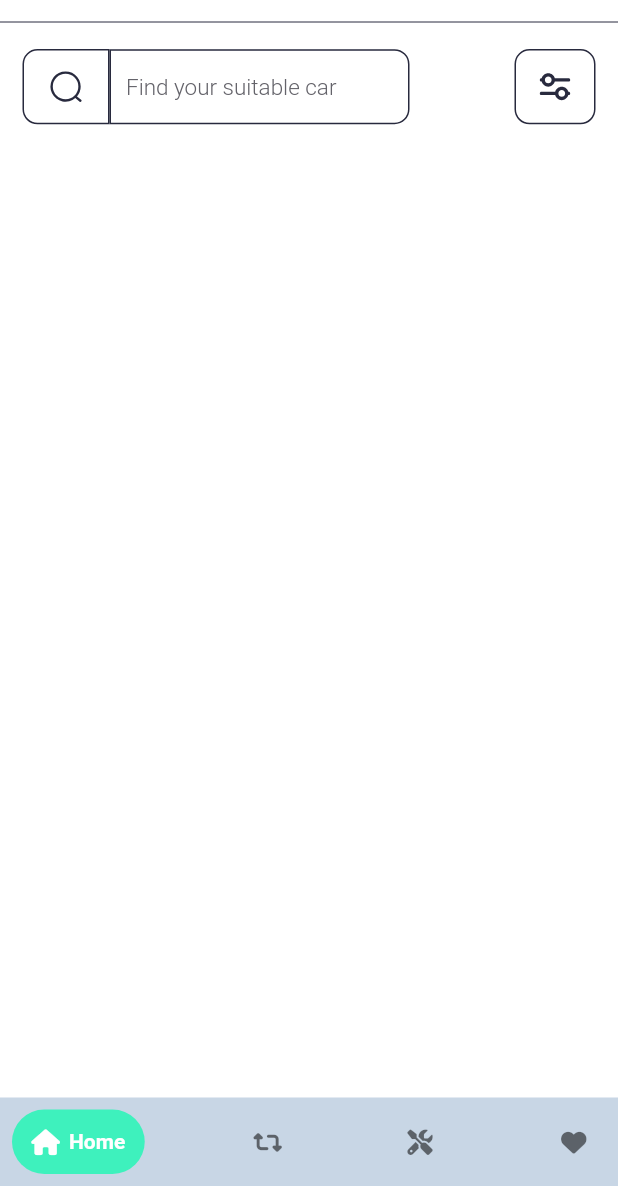
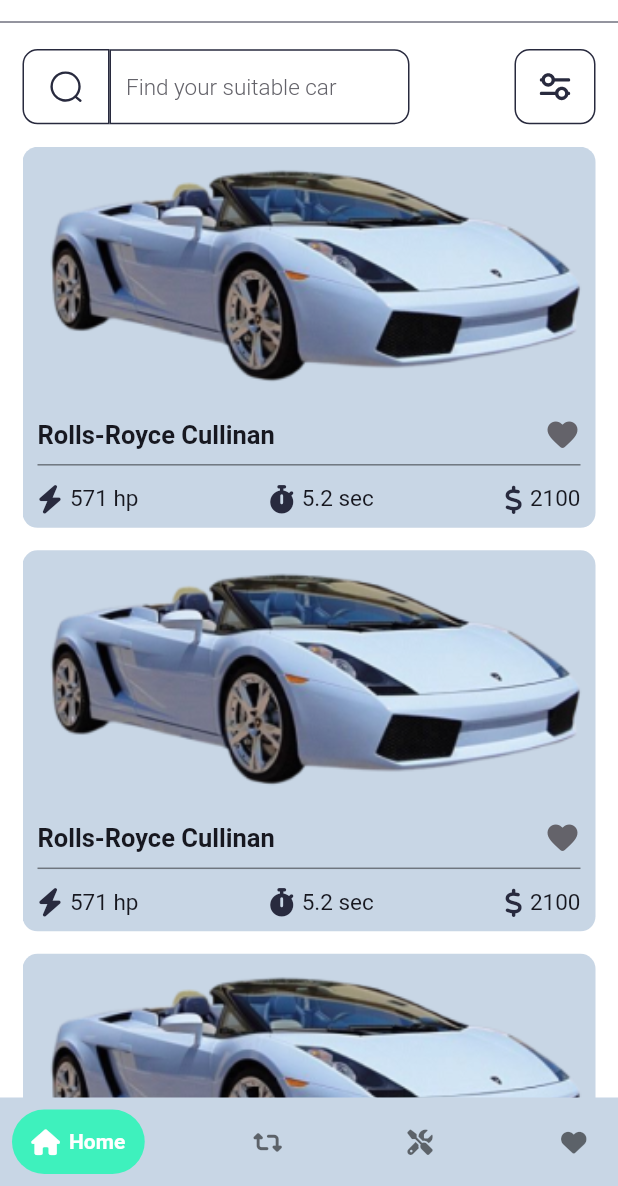
Before and after one commit to mhmoudGamea/car-club, a Flutter app: the TabsView screen opened by its route, on a phone screen of 412 x 824 dp, the part 50-1236 px from its top. Run offline on Flutter 3.47's test engine with Material 2 defaults, Android fonts, the light colour scheme and no system bars; drawn by our look-alikes of google_nav_bar; our stand-ins replace animated_text_kit, bloc, cloud_firestore, firebase_auth, firebase_core, firebase_storage and 14 more; missing offline and left inert: flutter_facebook_auth; accounts and stored records are empty; Roboto replaces fonts that are missing (Lexend).

Commit message:
add initial car box

```diff
--- a/lib/core/utils/assets.dart
+++ b/lib/core/utils/assets.dart
@@ -43,3 +43,4 @@
 // text for fields prefix icons
 
 const price = 'assets/images/price.png';
+const car = 'assets/images/car.png';
--- a/lib/core/utils/styles.dart
+++ b/lib/core/utils/styles.dart
@@ -40,7 +40,6 @@
   static const titleLargest = TextStyle(
     fontWeight: FontWeight.w600,
     fontSize: 40,
-
   );
 
   static const titleMedium = TextStyle(
--- a/lib/core/widgets/car_box_preview_details.dart
+++ b/lib/core/widgets/car_box_preview_details.dart
@@ -1,3 +1,4 @@
+import 'package:car_club/core/constants.dart';
 import 'package:car_club/core/widgets/favourite_box.dart';
 import 'package:flutter/material.dart';
 
@@ -30,6 +31,7 @@
             right: 20,
             child: FavouriteBox(
                 backGroundColor: Color(0xffB7DFFF),
+                // backGroundColor: babyBlue,
                 color: Color(0xff000000),
                 icon: Icons.favorite_rounded),
           ),
--- a/lib/core/widgets/car_item_box.dart
+++ b/lib/core/widgets/car_item_box.dart
@@ -1,3 +1,4 @@
+import 'package:car_club/core/constants.dart';
 import 'package:flutter/material.dart';
 import 'package:font_awesome_flutter/font_awesome_flutter.dart';
 
@@ -11,7 +12,7 @@
   Widget build(BuildContext context) {
     return Container(
       decoration: BoxDecoration(
-        color: const Color(0xffBBD6EC),
+        color: greyColor,
         borderRadius: BorderRadius.circular(10),
       ),
       child: Column(
@@ -26,46 +27,92 @@
                       topLeft: Radius.circular(10),
                       topRight: Radius.circular(10)),
                   child: Image.asset(
-                    price,
+                    car,
                     fit: BoxFit.cover,
                   ),
                 ),
               ),
-              Positioned(
-                right: 10,
-                top: 10,
-                child: Container(
-                  width: 30,
-                  height: 30,
-                  decoration: BoxDecoration(
-                      color: Colors.white,
-                      borderRadius: BorderRadius.circular(15)),
-                  child: const Icon(
-                    Icons.favorite_rounded,
-                    color: Color(0xff64636A),
-                  ),
-                ),
-              ),
+              // Positioned(
+              //   right: 10,
+              //   top: 10,
+              //   child: Container(
+              //     width: 30,
+              //     height: 30,
+              //     decoration: BoxDecoration(
+              //         color: Colors.white,
+              //         borderRadius: BorderRadius.circular(15)),
+              //     child: const Icon(
+              //       Icons.favorite_rounded,
+              //       color: Color(0xff64636A),
+              //     ),
+              //   ),
+              // ),
             ],
           ),
-          const SizedBox(height: 5),
           Padding(
-            padding: const EdgeInsets.symmetric(horizontal: 10, vertical: 10),
-            child: Row(
+            padding: const EdgeInsets.all(10),
+            child: Column(
+              children: [
+                Row(
                   mainAxisAlignment: MainAxisAlignment.spaceBetween,
                   children: [
                     Text(
                       'Rolls-Royce Cullinan',
                       style: Styles.titleSmall.copyWith(
-                    color: const Color(0xff171820),
-                    fontWeight: FontWeight.w700,
+                        color: textButtonColor,
+                        fontSize: 17,
+                        fontWeight: FontWeight.bold,
                       ),
+                    ),
+                    const Icon(
+                      Icons.favorite_rounded,
+                      color: Color(0xff64636A),
+                    ),
+                  ],
+                ),
+                const Divider(
+                  color: Colors.black45,
+                  thickness: 1,
+                ),
+                const SizedBox(height: 5),
+                Row(
+                  mainAxisAlignment: MainAxisAlignment.spaceBetween,
+                  children: [
+                    Row(
+                      children: [
+                        const FaIcon(
+                          FontAwesomeIcons.bolt,
+                          color: secondaryDark,
+                          size: 19,
+                        ),
+                        const SizedBox(width: 5),
+                        Text(
+                          '571 hp',
+                          style: Styles.titleSmall
+                              .copyWith(color: const Color(0xff171820)),
+                        ),
+                      ],
+                    ),
+                    Row(
+                      children: [
+                        const FaIcon(
+                          FontAwesomeIcons.stopwatch,
+                          color: secondaryDark,
+                          size: 19,
+                        ),
+                        const SizedBox(width: 5),
+                        Text(
+                          '5.2 sec',
+                          style: Styles.titleSmall
+                              .copyWith(color: const Color(0xff171820)),
+                        ),
+                      ],
                     ),
                     Row(
                       children: [
                         const FaIcon(
                           FontAwesomeIcons.dollarSign,
-                      color: Colors.black,
+                          color: secondaryDark,
                           size: 19,
                         ),
                         const SizedBox(width: 5),
@@ -78,6 +125,8 @@
                     ),
                   ],
                 ),
+              ],
+            ),
           ),
         ],
       ),
--- a/lib/core/widgets/filter_button.dart
+++ b/lib/core/widgets/filter_button.dart
@@ -19,7 +19,7 @@
         backgroundColor: MaterialStatePropertyAll(backgroundColor),
         shape: MaterialStatePropertyAll(
           RoundedRectangleBorder(
-            borderRadius: BorderRadius.circular(15),
+            borderRadius: BorderRadius.circular(7),
           ),
         ),
       ),
--- a/lib/core/widgets/horizontal_option_box_details.dart
+++ b/lib/core/widgets/horizontal_option_box_details.dart
@@ -1,3 +1,4 @@
+import 'package:car_club/core/constants.dart';
 import 'package:car_club/core/widgets/option_box_details_item.dart';
 import 'package:flutter/material.dart';
 
@@ -12,7 +13,8 @@
       decoration: BoxDecoration(
         border: Border.all(
           width: 1,
-          color: const Color(0xff282A3E),
+          // color: const Color(0xff282A3E),
+          color: greyColor,
         ),
         borderRadius: BorderRadius.circular(10),
       ),
--- a/lib/features/home/presentation/views/widgets/home_view_body.dart
+++ b/lib/features/home/presentation/views/widgets/home_view_body.dart
@@ -1,6 +1,9 @@
 import 'package:flutter/material.dart';
+import 'package:go_router/go_router.dart';
 
+import '../../../../../core/widgets/car_item_box.dart';
 import '../../../../../core/widgets/search_filter_box.dart';
+import '../home_view_details.dart';
 
 class HomeViewBody extends StatelessWidget {
   const HomeViewBody({Key? key}) : super(key: key);
@@ -10,23 +13,23 @@
     return Padding(
       padding: const EdgeInsets.symmetric(horizontal: 15),
       child: Column(
-        children: const [
-          SizedBox(height: 10),
-          SearchFilterBox(),
-          SizedBox(height: 15),
-          // Expanded(
-          //   child: ListView.separated(
-          //     physics: const BouncingScrollPhysics(),
-          //     itemCount: 4,
-          //     separatorBuilder: (context, index) => const SizedBox(height: 15),
-          //     itemBuilder: (context, index) => GestureDetector(
-          //       onTap: () {
-          //         GoRouter.of(context).push(HomeViewDetails.rn);
-          //       },
-          //       child: const CarItemBox(),
-          //     ),
-          //   ),
-          // ),
+        children: [
+          const SizedBox(height: 10),
+          const SearchFilterBox(),
+          const SizedBox(height: 15),
+          Expanded(
+            child: ListView.separated(
+              physics: const BouncingScrollPhysics(),
+              itemCount: 4,
+              separatorBuilder: (context, index) => const SizedBox(height: 15),
+              itemBuilder: (context, index) => GestureDetector(
+                onTap: () {
+                  GoRouter.of(context).push(HomeViewDetails.rn);
+                },
+                child: const CarItemBox(),
+              ),
+            ),
+          ),
         ],
       ),
     );
--- a/lib/main.dart
+++ b/lib/main.dart
@@ -7,7 +7,6 @@
 import 'features/auth/data/auth_services/login/login_cubit/bloc_observe.dart';
 
 void main() async {
-
   WidgetsFlutterBinding.ensureInitialized();
   CacheHelper.initialObject();
   await Firebase.initializeApp();
@@ -17,10 +16,8 @@
 }
 
 class CarClub extends StatelessWidget {
-
   const CarClub({Key? key}) : super(key: key);
   @override
-
   Widget build(BuildContext context) {
     return MaterialApp.router(
       routerConfig: AppRoutes.getRouter,
```
Also changed, not shown: lib/core/widgets/expanded_widget.dart (+7 -3 lines), lib/core/widgets/option_box_details_item.dart (+9 -2 lines), lib/core/widgets/vertical_option_box_details.dart (+7 -2 lines), pubspec.lock (added). Lines whose indentation alone changed are shown as unchanged.
